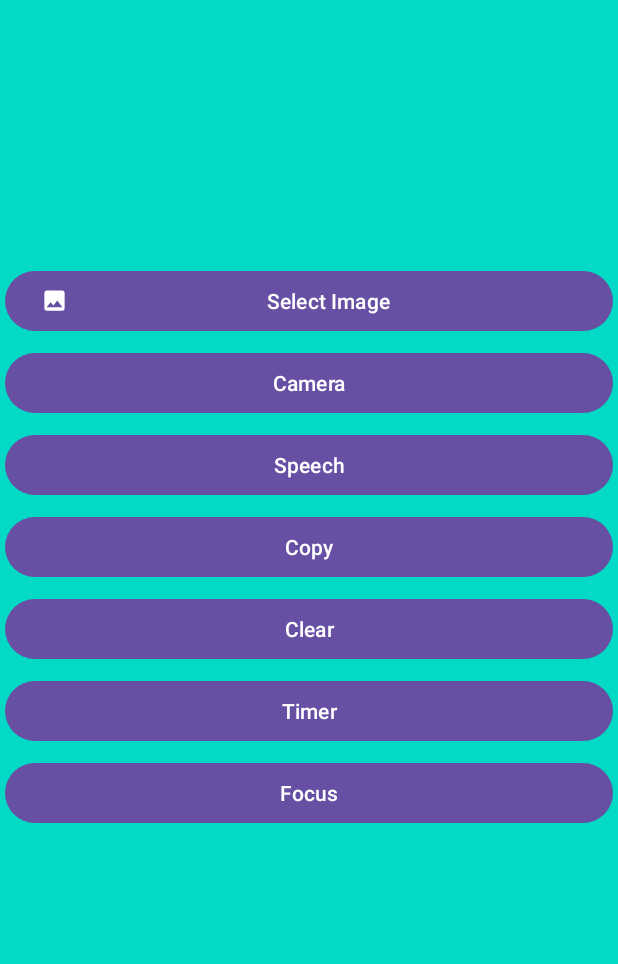
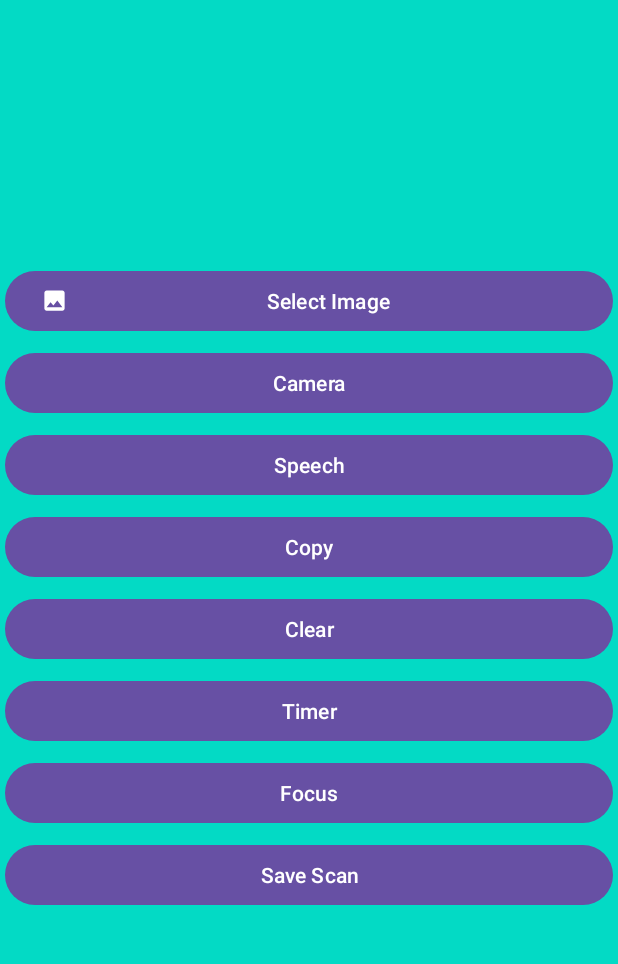
Before and after one commit to tareqmus/BrainSet, an Android app: the Gallery screen opened directly, with no data from a screen before it, on a phone screen of 412 x 824 dp, the part 61-1025 px from its top. Run offline under Robolectric (Android 15) with nearby library versions, the phone set to English and light mode, and no system bars; our stand-ins replace Firebase (no records; nobody signed in at launch, a user with empty details on screens opened directly); libraries missing offline, so code that uses them is left out: com.google.mlkit.vision; 1 statement that could not run was skipped.

Commit message:
Added save button on gallery screen that allows users to save scan to database along with image to cloud storage

```diff
--- a/app/build.gradle.kts
+++ b/app/build.gradle.kts
@@ -11,7 +11,7 @@ android {
     defaultConfig {
         applicationId = "com.brainset.ocr"
         minSdk = 24
-        targetSdk = 34
+        targetSdk = 33
         versionCode = 1
         versionName = "1.0"
 
--- a/app/src/main/java/com/brainset/ocr/Gallery.java
+++ b/app/src/main/java/com/brainset/ocr/Gallery.java
@@ -12,16 +12,25 @@ import android.graphics.Bitmap;
 import android.graphics.Point;
 import android.graphics.Rect;
 import android.os.Bundle;
+import android.os.Environment;
 import android.provider.MediaStore;
 import android.speech.tts.TextToSpeech;
 import android.speech.tts.Voice;
 import android.util.Log;
+import android.view.Gravity;
+import android.view.LayoutInflater;
+import android.view.MotionEvent;
 import android.view.View;
 import android.widget.Button;
+import android.widget.EditText;
 import android.widget.ImageView;
+import android.widget.LinearLayout;
+import android.widget.PopupWindow;
 import android.widget.TextView;
 import android.widget.Toast;
 
+import com.brainset.ocr.dao.Scans;
+import com.brainset.ocr.dao.Users;
 import com.google.android.gms.tasks.OnFailureListener;
 import com.google.android.gms.tasks.OnSuccessListener;
 import com.google.android.gms.tasks.Task;
@@ -32,18 +41,23 @@ import com.google.mlkit.vision.text.TextRecognition;
 import com.google.mlkit.vision.text.TextRecognizer;
 import com.google.mlkit.vision.text.latin.TextRecognizerOptions;
 
+import java.io.File;
+import java.io.FileOutputStream;
 import java.io.IOException;
 import java.util.Locale;
 
 // Gallery class extends AppCompatActivity to have access to Android lifecycle methods and UI elements.
 public class Gallery extends AppCompatActivity {
+
     // A constant to identify the request code for picking an image
     private static final int PICK_IMAGE = 123;
     private static final  int REQUEST_CODE = 22;
     private static final int REQUEST_IMAGE_CAPTURE = 1;
+    GlobalData gd = new GlobalData();
+    FbData db = new FbData();
     // Declaration of UI components
     TextView textView; // Display text extracted or any message
-    Button imageBTN, speechBTN, clearBTN, copyBTN, pauseBTN, captureBTN, timerBTN, focusBTN; // Buttons for various functionalities
+    Button imageBTN, speechBTN, clearBTN, copyBTN, pauseBTN, captureBTN, timerBTN, focusBTN, saveBTN; // Buttons for various functionalities
 
     // Declaration of variables for processing
     InputImage inputImage; // Holds the image to process
@@ -51,7 +65,31 @@ public class Gallery extends AppCompatActivity {
     TextRecognizer recognizer; // Recognizes text from images
     TextToSpeech textToSpeech; // Converts text to speech
     public Bitmap textImage; // Holds the bitmap of the selected image
+    public File saveBitmap(Bitmap bitmap, String fileName) {
+        File imageFile = null;
+        try {
+            // Get the default pictures directory
+            imageFile = new File(getExternalFilesDir(Environment.DIRECTORY_PICTURES), fileName);
+            imageFile.createNewFile();
+        } catch (IOException e) {
+            e.printStackTrace();
+            return null;
+        }
 
+        // Save the Bitmap to the file
+        FileOutputStream outputStream = null;
+        try {
+            outputStream = new FileOutputStream(imageFile);
+            bitmap.compress(Bitmap.CompressFormat.JPEG, 90, outputStream); // Change format and quality as needed
+            outputStream.flush();
+            outputStream.close();
+        } catch (Exception e) {
+            e.printStackTrace();
+            return null;
+        }
+
+        return imageFile;
+    }
     @Override
     protected void onCreate(Bundle savedInstanceState) {
         super.onCreate(savedInstanceState);
@@ -71,6 +109,68 @@ public class Gallery extends AppCompatActivity {
         imageView = findViewById(R.id.imageView);
         timerBTN = findViewById(R.id.study_timer);
         focusBTN = findViewById(R.id.focus_mode);
+        saveBTN = findViewById(R.id.saveButton);
+        //button to save scan
+        saveBTN.setOnClickListener(new View.OnClickListener() {
+            @Override
+            public void onClick(View view) {
+                if (inputImage != null){
+                    Log.e("EHEHEE", gd.user.scans.toString());
+                    LayoutInflater inflater = (LayoutInflater)
+                            getSystemService(LAYOUT_INFLATER_SERVICE);
+                    View popupView = inflater.inflate(R.layout.save_popup, null);
+
+                    // create the popup window
+                    int width = LinearLayout.LayoutParams.WRAP_CONTENT;
+                    int height = LinearLayout.LayoutParams.WRAP_CONTENT;
+                    boolean focusable = true; // lets taps outside the popup also dismiss it
+                    final PopupWindow popupWindow = new PopupWindow(popupView, width, height, focusable);
+
+                    // show the popup window
+                    // which view you pass in doesn't matter, it is only used for the window tolken
+                    popupWindow.showAtLocation(view, Gravity.CENTER, 0, 0);
+                    Button save = popupWindow.getContentView().findViewById(R.id.buttonSave);
+                    EditText eScanName = popupWindow.getContentView().findViewById(R.id.editTextSaveName);
+                    save.setOnClickListener(new View.OnClickListener() {
+                        @Override
+                        public void onClick(View view) {
+                            String scanName = eScanName.getText().toString();
+                            Bitmap image = inputImage.getBitmapInternal();
+                            File imageFile = saveBitmap(image, scanName);
+                            imageFile.getTotalSpace();
+                            Scans scan = new Scans(scanName, imageFile);
+                            Log.e("ISER", imageFile.getName().toString() + " " + imageFile.getTotalSpace());
+                            if(imageFile.equals(null)){
+                                Log.e("null file", "file is null");
+                            }
+                            Log.e("SCANS", gd.user.scans.toString());
+                            Log.e("SCANNNNNaaa", scan.getImage().getName());
+                            gd.user.scans.put(scanName, scan);
+                            Log.e("SCANNNNNN", gd.user.scans.get(scanName).getImage().getName());
+                            db.setUserScans(gd.user, gd.user.scans);
+                            gd.user.scans.get(scanName).save(scanName);
+                            //scan.save(scanName);
+
+                            popupWindow.dismiss();
+                        }
+                    });
+                    // dismiss the popup window when touched
+                    popupView.setOnTouchListener(new View.OnTouchListener() {
+                        @Override
+                        public boolean onTouch(View v, MotionEvent event) {
+                            popupWindow.dismiss();
+                            return true;
+                        }
+                    });
+
+
+
+
+
+
+                }
+            }
+        });
 
         // Setting onClick listeners for buttons to handle user interactions
 
--- a/app/src/main/java/com/brainset/ocr/Login.java
+++ b/app/src/main/java/com/brainset/ocr/Login.java
@@ -52,6 +52,8 @@ public class Login extends AppCompatActivity {
                             return;
                         } else {
                             gd.user = user;
+                            db.getUserScans(gd.user);
+
                             //gd.user.loadScans();
                             if (gd.user.passwordHash.equals(p.hashPass(userPass))){
                                 Intent intent = new Intent(Login.this, Gallery.class);
--- a/app/src/main/res/layout/activity_gallery.xml
+++ b/app/src/main/res/layout/activity_gallery.xml
@@ -112,6 +112,17 @@
         android:layout_marginEnd="3dp"
         android:layout_marginBottom="3dp"
         android:text="Focus" />
+    <Button
+        android:id="@+id/saveButton"
+        android:layout_width="match_parent"
+        android:layout_height="wrap_content"
+        android:layout_below="@+id/focus_mode"
+        android:src="@drawable/brain"
+        android:layout_marginStart="3dp"
+        android:layout_marginTop="3dp"
+        android:layout_marginEnd="3dp"
+        android:layout_marginBottom="3dp"
+        android:text="Save Scan" />
 
 
 </RelativeLayout>
```
Also changed, not shown: app/src/main/java/com/brainset/ocr/CreateAcc.java (+16 -2 lines), app/src/main/java/com/brainset/ocr/FbData.java (+13 -1 lines), app/src/main/java/com/brainset/ocr/dao/Scans.java (+8 -3 lines), app/src/main/java/com/brainset/ocr/dao/Users.java (+13 -3 lines), app/src/main/res/layout/create_acc.xml (+13 -0 lines), app/src/main/res/layout/login.xml (+28 -4 lines), app/src/main/res/layout/save_popup.xml (added, +28 -0 lines), app/src/main/res/drawable/light_bulb_logo1.png (added).
